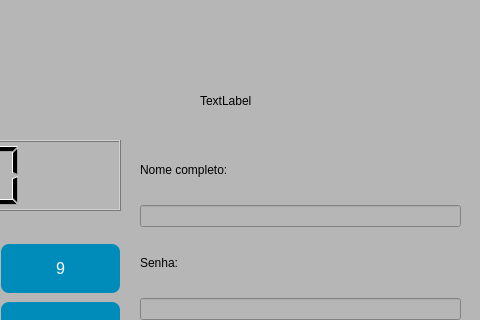
Old version of the form T3/untitled.ui in the repository HCAlles/Embarcados-T3-2; both pictures show x 270 to 750 and y 0 to 320 of the 750 by 487 pixel window.
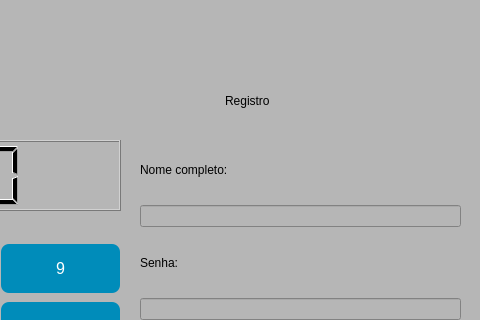
New version of the form.

```diff
--- a/T3/untitled.ui
+++ b/T3/untitled.ui
@@ -282,17 +282,24 @@
   <widget class="QLabel" name="label">
    <property name="geometry">
     <rect>
-     <x>470</x>
+     <x>460</x>
      <y>60</y>
-     <width>191</width>
+     <width>211</width>
      <height>81</height>
     </rect>
    </property>
    <property name="styleSheet">
-    <string notr="true">font: 75 28pt &quot;MS Shell Dlg 2&quot;;</string>
+    <string notr="true">font: 75 28pt &quot;MS Shell Dlg 2&quot;;
+
+border: none;
+ color: Black;
+padding: 15px 32px;
+text-align: center;
+text-decoration: none;
+border-radius: 8px;</string>
    </property>
    <property name="text">
-    <string>TextLabel</string>
+    <string>Registro</string>
    </property>
   </widget>
   <widget class="QWidget" name="verticalLayoutWidget">
```
